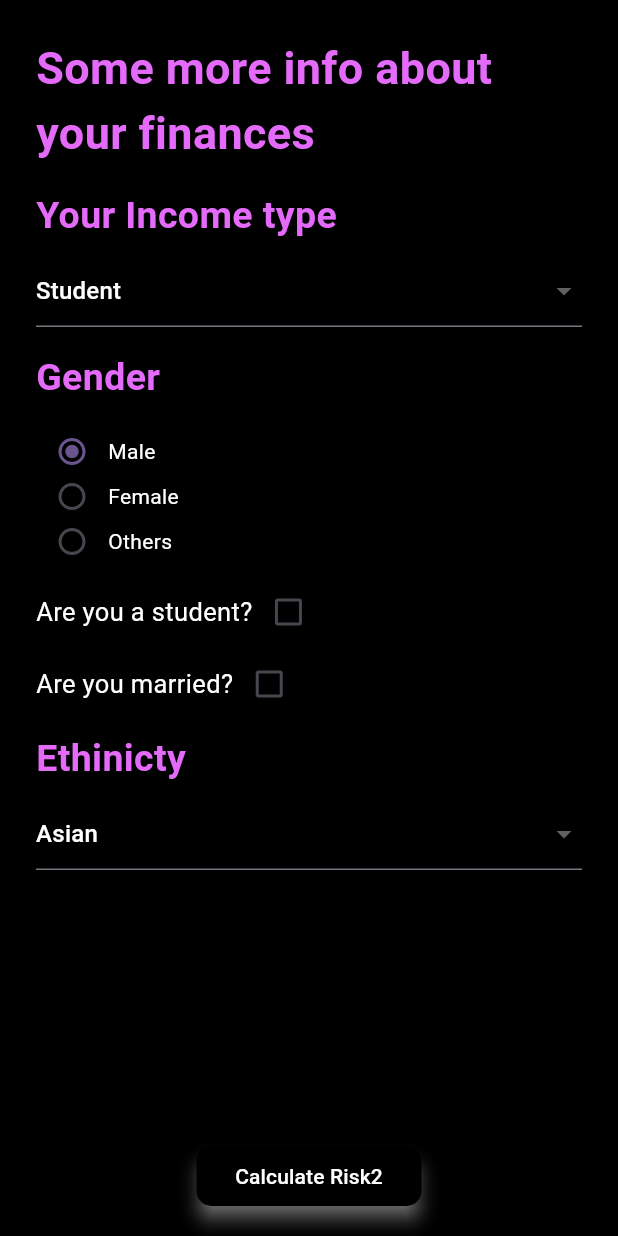
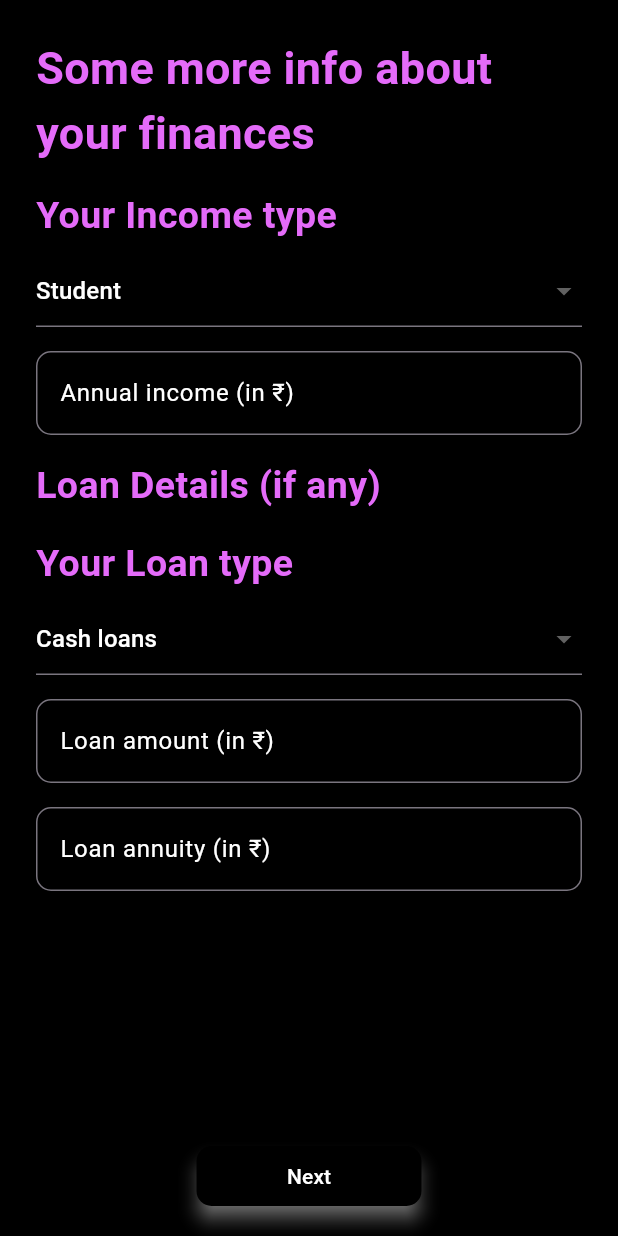
Before and after one commit to RGTechPro/fin_ease, a Flutter app: the FinancialPage screen opened directly, on a phone screen of 412 x 824 dp. Run offline on Flutter 3.47's test engine with Material 2 defaults, Android fonts, the phone set to English and light mode, and no system bars; drawn by our look-alikes of group_radio_button; our stand-ins replace cloud_firestore, dio, firebase_auth, firebase_core, webview_flutter; accounts and stored records are empty; network calls fail.

Commit message:
major chnages

```diff
--- a/lib/screens/financial_Page.dart
+++ b/lib/screens/financial_Page.dart
@@ -1,3 +1,6 @@
+import 'package:dio/dio.dart';
+import 'package:fin_ease/screens/risk_page.dart';
+import 'package:fin_ease/services/apis.dart';
 import 'package:fin_ease/services/firestore.dart';
 import 'package:firebase_auth/firebase_auth.dart';
 import 'package:flutter/material.dart';
@@ -13,15 +16,12 @@ class FinancialPage extends StatefulWidget {
 class _FinancialPageState extends State<FinancialPage> {
   final _formKey = GlobalKey<FormState>();
 
-  String _name = '';
-  int _age = 0;
   String _incomeType = 'Student';
-  String _gender = 'Male';
-  bool _isStudent = false;
-  bool _isMarried = false;
-  String _ethnicity = 'Asian';
+  String _loanType = 'Cash loans';
+  String _annualIncome = '0';
+  String _loanAmount = '0';
+  String _loanAnnuity = '0';
   String _email = '';
-  List<String> _genders = ['Male', 'Female', "Others"];
 
   @override
   Widget build(BuildContext context) {
@@ -34,8 +34,7 @@ class _FinancialPageState extends State<FinancialPage> {
                   key: _formKey,
                   child: Padding(
                     padding: const EdgeInsets.all(16.0),
-                      child: Column(
-                        children: [
+                    child: Column(children: [
                       Expanded(
                         child: ListView(
                           //    crossAxisAlignment: CrossAxisAlignment.start,
@@ -45,8 +44,7 @@ class _FinancialPageState extends State<FinancialPage> {
                               child: Text(
                                 'Some more info about your finances',
                                 style: TextStyle(
-                                          color: Color.fromARGB(
-                                              255, 228, 107, 249),
+                                    color: Color.fromARGB(255, 228, 107, 249),
                                     fontSize: 30,
                                     fontWeight: FontWeight.bold),
                               ),
@@ -57,8 +55,7 @@ class _FinancialPageState extends State<FinancialPage> {
                               child: Text(
                                 'Your Income type',
                                 style: TextStyle(
-                                          color: Color.fromARGB(
-                                              255, 228, 107, 249),
+                                    color: Color.fromARGB(255, 228, 107, 249),
                                     fontSize: 25,
                                     fontWeight: FontWeight.bold),
                               ),
@@ -73,64 +70,56 @@ class _FinancialPageState extends State<FinancialPage> {
                                   DropdownMenuItem(
                                     child: Text(
                                       'Businessman',
-                                            style:
-                                                TextStyle(color: Colors.white),
+                                      style: TextStyle(color: Colors.white),
                                     ),
                                     value: 'Businessman',
                                   ),
                                   DropdownMenuItem(
                                     child: Text(
                                       'Commercial associate',
-                                            style:
-                                                TextStyle(color: Colors.white),
+                                      style: TextStyle(color: Colors.white),
                                     ),
                                     value: 'Commercial associate',
                                   ),
                                   DropdownMenuItem(
                                     child: Text(
                                       'Maternity leave',
-                                            style:
-                                                TextStyle(color: Colors.white),
+                                      style: TextStyle(color: Colors.white),
                                     ),
                                     value: 'Maternity leave',
                                   ),
                                   DropdownMenuItem(
                                     child: Text(
                                       'Pensioner',
-                                            style:
-                                                TextStyle(color: Colors.white),
+                                      style: TextStyle(color: Colors.white),
                                     ),
                                     value: 'Pensioner',
                                   ),
                                   DropdownMenuItem(
                                     child: Text(
                                       'State servant',
-                                            style:
-                                                TextStyle(color: Colors.white),
+                                      style: TextStyle(color: Colors.white),
                                     ),
                                     value: 'State servant',
                                   ),
                                   DropdownMenuItem(
                                     child: Text(
                                       'Student',
-                                            style:
-                                                TextStyle(color: Colors.white),
+                                      style: TextStyle(color: Colors.white),
                                     ),
                                     value: 'Student',
                                   ),
                                   DropdownMenuItem(
                                     child: Text(
                                       'Unemployed',
-                                            style:
-                                                TextStyle(color: Colors.white),
+                                      style: TextStyle(color: Colors.white),
                                     ),
                                     value: 'Unemployed',
                                   ),
                                   DropdownMenuItem(
                                     child: Text(
                                       'Working',
-                                            style:
-                                                TextStyle(color: Colors.white),
+                                      style: TextStyle(color: Colors.white),
                                     ),
                                     value: 'Working',
                                   ),
@@ -142,82 +131,48 @@ class _FinancialPageState extends State<FinancialPage> {
                             ),
                             Padding(
                               padding: const EdgeInsets.all(8.0),
-                                    child: Text(
-                                      'Gender',
-                                      style: TextStyle(
-                                          color: Color.fromARGB(
-                                              255, 228, 107, 249),
-                                          fontSize: 25,
-                                          fontWeight: FontWeight.bold),
+                              child: TextFormField(
+                                keyboardType: TextInputType.number,
+                                style: const TextStyle(color: Colors.white),
+                                decoration: InputDecoration(
+                                  labelStyle:
+                                      const TextStyle(color: Colors.white),
+                                  labelText: 'Annual income (in ₹)',
+                                  border: OutlineInputBorder(
+                                    borderRadius: BorderRadius.circular(10.0),
+                                  ),
+                                ),
+                                validator: (value) {
+                                  if (value!.isEmpty) {
+                                    return 'Please enter your annual income';
+                                  }
+                                  return null;
+                                },
+                                onSaved: (value) {
+                                  _annualIncome = value!;
+                                },
+                                onChanged: (value) {
+                                  _annualIncome = value;
+                                },
                               ),
                             ),
                             Padding(
                               padding: const EdgeInsets.all(8.0),
-                                    child: RadioGroup<String>.builder(
-                                      textStyle: TextStyle(color: Colors.white),
-                                      groupValue: _gender,
-                                      onChanged: (value) => setState(() {
-                                        _gender = value!;
-                                      }),
-                                      items: _genders,
-                                      itemBuilder: (item) => RadioButtonBuilder(
-                                        item,
-                                      ),
-                                    ),
-                                  ),
-                                  Padding(
-                                    padding: const EdgeInsets.symmetric(
-                                        horizontal: 8.0),
-                                    child: Row(
-                                      children: [
-                                        Text(
-                                          'Are you a student?',
+                              child: Text(
+                                'Loan Details (if any)',
                                 style: TextStyle(
-                                              color: Colors.white,
-                                              fontSize: 17),
-                                        ),
-                                        Checkbox(
-                                          focusColor: Colors.white,
-                                          value: _isStudent,
-                                          onChanged: (value) {
-                                            setState(() {
-                                              _isStudent = value!;
-                                            });
-                                          },
-                                        ),
-                                      ],
-                                    ),
-                                  ),
-                                  Padding(
-                                    padding: const EdgeInsets.symmetric(
-                                        horizontal: 8.0),
-                                    child: Row(
-                                      children: [
-                                        Text(
-                                          'Are you married?',
-                                          style: TextStyle(
-                                              color: Colors.white,
-                                              fontSize: 17),
-                                        ),
-                                        Checkbox(
-                                          value: _isMarried,
-                                          onChanged: (value) {
-                                            setState(() {
-                                              _isMarried = value!;
-                                            });
-                                          },
-                                        ),
-                                      ],
+                                    color: Color.fromARGB(255, 228, 107, 249),
+                                    fontSize: 25,
+                                    fontWeight: FontWeight.bold),
                               ),
                             ),
                             Padding(
                               padding: const EdgeInsets.only(
                                   right: 8.0, left: 8, top: 8),
                               child: Text(
-                                      'Ethinicty',
+                                'Your Loan type',
                                 style: TextStyle(
-                                          color: Color.fromARGB(
-                                              255, 228, 107, 249),
+                                    color: Color.fromARGB(255, 228, 107, 249),
                                     fontSize: 25,
                                     fontWeight: FontWeight.bold),
                               ),
@@ -226,41 +181,110 @@ class _FinancialPageState extends State<FinancialPage> {
                               padding: const EdgeInsets.all(8.0),
                               child: DropdownButtonFormField(
                                 dropdownColor: Colors.black,
-                                        onChanged: (value) {},
-                                        value: _ethnicity,
+                                decoration: InputDecoration(),
+                                value: _loanType,
                                 items: [
                                   DropdownMenuItem(
                                     child: Text(
-                                              'Caucasian',
-                                              style: TextStyle(
-                                                  color: Colors.white),
+                                      'Cash loans',
+                                      style: TextStyle(color: Colors.white),
                                     ),
-                                            value: 'Caucasian',
+                                    value: 'Cash loans',
                                   ),
                                   DropdownMenuItem(
                                     child: Text(
-                                              'Asian',
-                                              style: TextStyle(
-                                                  color: Colors.white),
+                                      'Revolving loans',
+                                      style: TextStyle(color: Colors.white),
                                     ),
-                                            value: 'Asian',
+                                    value: 'Revolving loans',
                                   ),
-                                          DropdownMenuItem(
-                                            child: Text(
-                                              'African American',
-                                              style: TextStyle(
-                                                  color: Colors.white),
+                                ],
+                                onChanged: (value) {
+                                  _loanType = value!;
+                                },
                               ),
-                                            value: 'African American',
-                                          )
-                                        ]),
                             ),
-                                ]),
+                            Padding(
+                              padding: const EdgeInsets.all(8.0),
+                              child: TextFormField(
+                                keyboardType: TextInputType.number,
+                                style: const TextStyle(color: Colors.white),
+                                decoration: InputDecoration(
+                                  labelStyle:
+                                      const TextStyle(color: Colors.white),
+                                  labelText: 'Loan amount (in ₹)',
+                                  border: OutlineInputBorder(
+                                    borderRadius: BorderRadius.circular(10.0),
+                                  ),
+                                ),
+                                validator: (value) {
+                                  if (value!.isEmpty) {
+                                    return 'Please enter your loan amount';
+                                  }
+                                  return null;
+                                },
+                                onSaved: (value) {
+                                  _loanAmount = value!;
+                                },
+                                onChanged: (value) {
+                                  _loanAmount = value;
+                                },
+                              ),
+                            ),
+                            Padding(
+                              padding: const EdgeInsets.all(8.0),
+                              child: TextFormField(
+                                keyboardType: TextInputType.number,
+                                style: const TextStyle(color: Colors.white),
+                                decoration: InputDecoration(
+                                  labelStyle:
+                                      const TextStyle(color: Colors.white),
+                                  labelText: 'Loan annuity (in ₹)',
+                                  border: OutlineInputBorder(
+                                    borderRadius: BorderRadius.circular(10.0),
+                                  ),
+                                ),
+                                validator: (value) {
+                                  if (value!.isEmpty) {
+                                    return 'Please enter your loan annuity';
+                                  }
+                                  return null;
+                                },
+                                onSaved: (value) {
+                                  _loanAnnuity = value!;
+                                },
+                                onChanged: (value) {
+                                  _loanAnnuity = value;
+                                },
+                              ),
+                            ),
+                          ],
+                        ),
                       ),
                       SizedBox(
                         width: 150,
                         child: ElevatedButton(
-                              onPressed: () {},
+                          onPressed: () async{
+                            FirestoreService().updateUserFinProfile(
+                                FirebaseAuth.instance.currentUser!.uid,
+                                _incomeType,
+                                _annualIncome,
+                                _loanType,
+                                _loanAmount,
+                                _loanAnnuity);
+                            FirestoreService().setFinancialInfoComplete(
+                              FirebaseAuth.instance.currentUser!.uid,
+                            );
+                         var  map=await FirestoreService().fetchUserData(
+                              FirebaseAuth.instance.currentUser!.uid,
+                            );
+                           Response response= await performRiskPrediction(map);
+
+                            Navigator.push(
+                                context,
+                                MaterialPageRoute(
+                                    builder: ((context) => RiskPage(riskLevel: response.data['predicted_risk_category'],))));
+                          },
                           style: ElevatedButton.styleFrom(
                             primary: Colors.black,
                             elevation: 5,
@@ -270,13 +294,13 @@ class _FinancialPageState extends State<FinancialPage> {
                             ),
                           ),
                           child: const Text(
-                                'Calculate Risk2',
+                            'Next',
                             style: TextStyle(color: Colors.white),
                           ),
                         ),
                       ),
-                        ],
-                      ))))),
-    );
+                    ]),
+                  ),
+                ))));
   }
 }
--- a/lib/screens/form_page.dart
+++ b/lib/screens/form_page.dart
@@ -447,6 +447,7 @@ class _FormPageState extends State<FormPage> {
                             width: 150,
                             child: ElevatedButton(
                               onPressed: () {
+
                                 FirestoreService().updateUserProfile(
                                     FirebaseAuth.instance.currentUser!.uid,
                                     _name,
--- a/pubspec.yaml
+++ b/pubspec.yaml
@@ -40,6 +40,9 @@ dependencies:
   cloud_firestore: ^4.8.4
   provider: ^6.0.5
   group_radio_button: ^1.3.0
+  dio: ^5.3.2
+  webview_flutter_web: ^0.2.2+1
+  webview_flutter: ^4.2.2
 
 dev_dependencies:
   flutter_test:
```
Also changed, not shown: lib/main.dart (+11 -4 lines), lib/providers/auth.dart (+45 -10 lines), lib/screens/risk_page.dart (added, +60 -0 lines), lib/screens/setu_web.dart (added, +77 -0 lines), lib/services/apis.dart (added, +162 -0 lines), lib/services/firestore.dart (+55 -11 lines), 1 other file. Lines whose indentation alone changed are shown as unchanged.
